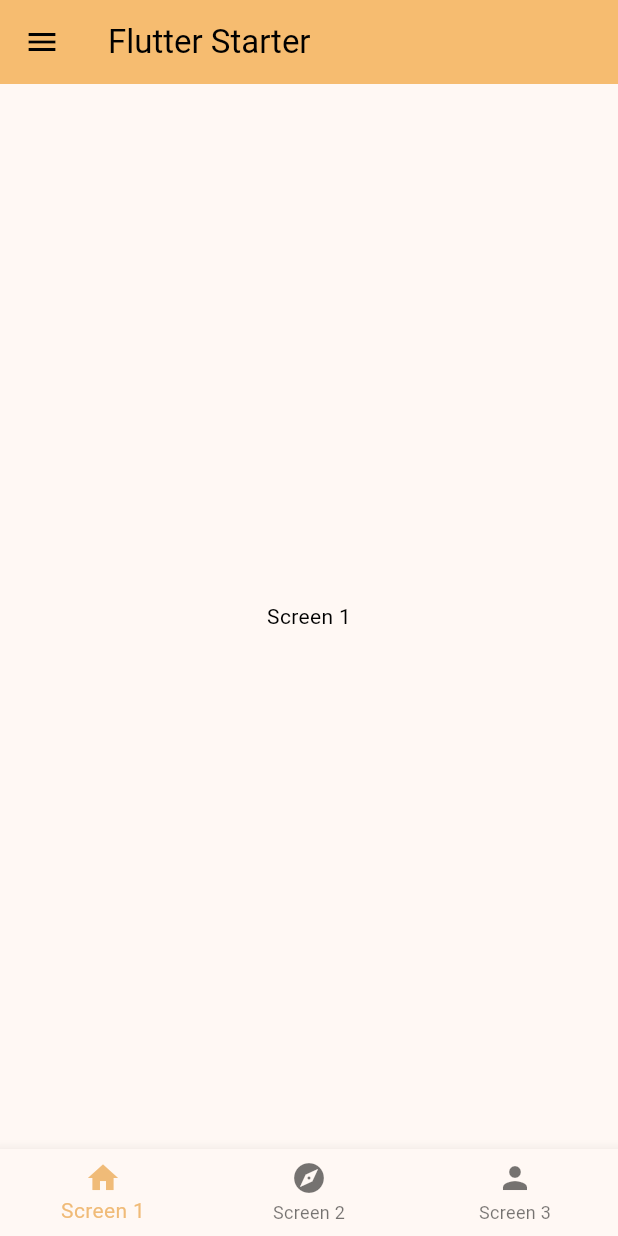
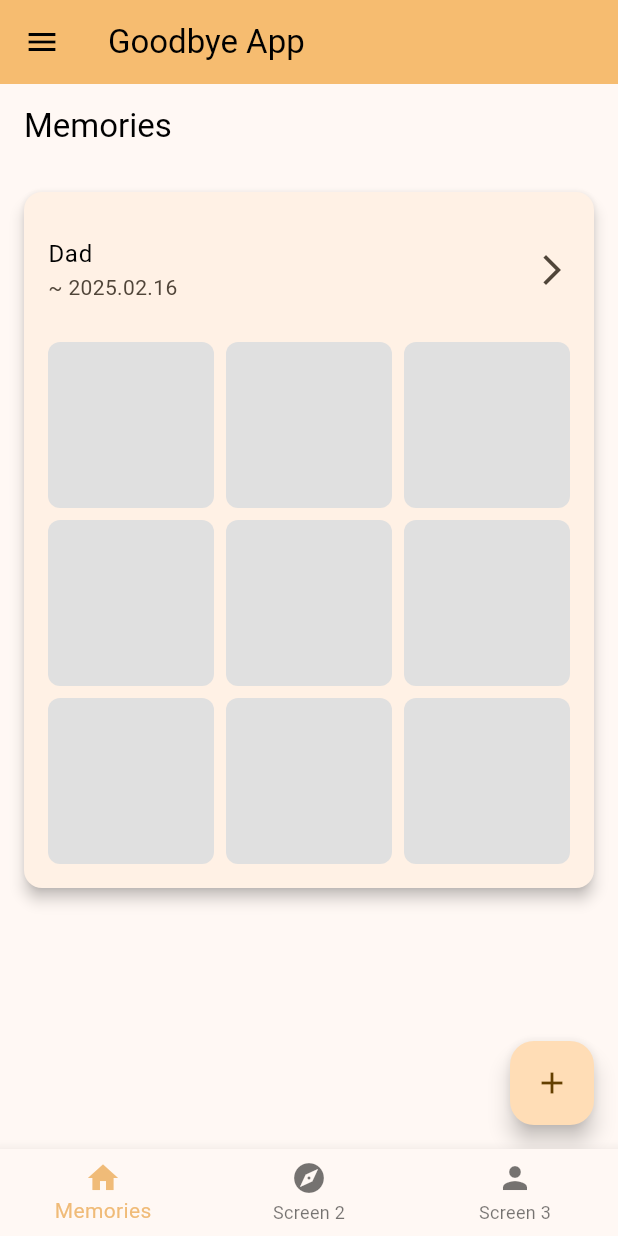
Before and after one commit to MontyCoder0701/goodbye-app, a Flutter app: the screen it shows after launch, on a phone screen of 412 x 824 dp. Run offline on Flutter 3.47's test engine with Material 3 defaults, Android fonts, the phone set to English and light mode, and no system bars; drawn by our look-alikes of upgrader; our stand-ins replace flutter_riverpod, go_router, shared_preferences.

Commit message:
fix: add first page for memories

```diff
--- a/lib/go_router.dart
+++ b/lib/go_router.dart
@@ -1,4 +1,4 @@
-import 'package:flutter_starter/screens/screen1.dart';
+import 'package:flutter_starter/screens/memories.dart';
 import 'package:flutter_starter/screens/screen2.dart';
 import 'package:flutter_starter/screens/screen3.dart';
 import 'package:go_router/go_router.dart';
@@ -6,15 +6,15 @@ import 'package:go_router/go_router.dart';
 import 'main_scaffold.dart';
 
 final goRouter = GoRouter(
-  initialLocation: '/screen1',
+  initialLocation: '/memories',
   routes: [
     ShellRoute(
       builder: (context, state, child) => MainScaffold(child: child),
       routes: [
         GoRoute(
-          path: '/screen1',
+          path: '/memories',
           pageBuilder: (context, state) =>
-              const NoTransitionPage(child: Screen1()),
+              const NoTransitionPage(child: MemoriesScreen()),
         ),
         GoRoute(
           path: '/screen2',
--- a/lib/main.dart
+++ b/lib/main.dart
@@ -26,7 +26,7 @@ class MyApp extends ConsumerWidget {
 
     return UpgradeAlert(
       child: MaterialApp.router(
-        title: 'Flutter Starter',
+        title: 'Goodbye App',
         locale: locale,
         themeMode: themeMode,
         theme: CustomTheme.light,
--- a/lib/main_drawer.dart
+++ b/lib/main_drawer.dart
@@ -36,10 +36,10 @@ class MainDrawer extends ConsumerWidget {
           ),
           ListTile(
             leading: const Icon(Icons.home),
-            title: const Text('Screen 1'),
+            title: const Text('Memories'),
             onTap: () {
               Navigator.pop(context);
-              context.go('/screen1');
+              context.go('/memories');
             },
           ),
           ListTile(
--- a/lib/main_scaffold.dart
+++ b/lib/main_scaffold.dart
@@ -7,7 +7,7 @@ class MainScaffold extends StatelessWidget {
 
   const MainScaffold({super.key, required this.child});
 
-  static const tabs = ['/screen1', '/screen2', '/screen3'];
+  static const tabs = ['/memories', '/screen2', '/screen3'];
 
   int _locationToTabIndex(String location) {
     final index = tabs.indexWhere((t) => location.startsWith(t));
@@ -22,7 +22,7 @@ class MainScaffold extends StatelessWidget {
     return Scaffold(
       drawer: MainDrawer(),
       appBar: AppBar(
-        title: const Text('Flutter Starter'),
+        title: const Text('Goodbye App'),
         backgroundColor: Theme.of(context).colorScheme.inversePrimary,
       ),
       body: child,
@@ -30,7 +30,7 @@ class MainScaffold extends StatelessWidget {
         currentIndex: selectedIndex,
         onTap: (index) => context.go(tabs[index]),
         items: const [
-          BottomNavigationBarItem(icon: Icon(Icons.home), label: 'Screen 1'),
+          BottomNavigationBarItem(icon: Icon(Icons.home), label: 'Memories'),
           BottomNavigationBarItem(icon: Icon(Icons.explore), label: 'Screen 2'),
           BottomNavigationBarItem(icon: Icon(Icons.person), label: 'Screen 3'),
         ],
--- /dev/null
+++ b/lib/screens/memories.dart
@@ -0,0 +1,73 @@
+import 'package:flutter/material.dart';
+
+class MemoriesScreen extends StatelessWidget {
+  const MemoriesScreen({super.key});
+
+  @override
+  Widget build(BuildContext context) {
+    return Scaffold(
+      appBar: AppBar(title: const Text('Memories')),
+      body: ListView.builder(
+        padding: const EdgeInsets.all(16),
+        itemCount: 1,
+        itemBuilder: (context, index) {
+          return InkWell(
+            onTap: () {},
+            borderRadius: BorderRadius.circular(12),
+            child: Card(
+              margin: const EdgeInsets.only(bottom: 16),
+              elevation: 4,
+              shape: RoundedRectangleBorder(
+                borderRadius: BorderRadius.circular(12),
+              ),
+              child: Padding(
+                padding: const EdgeInsets.all(16),
+                child: Column(
+                  crossAxisAlignment: CrossAxisAlignment.start,
+                  children: [
+                    ListTile(
+                      contentPadding: EdgeInsets.zero,
+                      title: const Text('Dad'),
+                      subtitle: const Text('~ 2025.02.16'),
+                      trailing: const Icon(Icons.arrow_forward_ios),
+                    ),
+                    const SizedBox(height: 12),
+                    GridView.builder(
+                      shrinkWrap: true,
+                      physics: const NeverScrollableScrollPhysics(),
+                      itemCount: 9,
+                      gridDelegate:
+                          const SliverGridDelegateWithFixedCrossAxisCount(
+                            crossAxisCount: 3,
+                            mainAxisSpacing: 8,
+                            crossAxisSpacing: 8,
+                            childAspectRatio: 1,
+                          ),
+                      itemBuilder: (context, i) {
+                        return Container(
+                          decoration: BoxDecoration(
+                            borderRadius: BorderRadius.circular(8),
+                            color: Colors.grey[300],
+                            // TODO: add image
+                            // image: DecorationImage(
+                            //   image: AssetImage('assets/sample_image.jpg'),
+                            //   fit: BoxFit.cover,
+                            // ),
+                          ),
+                        );
+                      },
+                    ),
+                  ],
+                ),
+              ),
+            ),
+          );
+        },
+      ),
+      floatingActionButton: FloatingActionButton(
+        child: Icon(Icons.add),
+        onPressed: () {},
+      ),
+    );
+  }
+}
--- a/lib/screens/screen1.dart
+++ /dev/null
@@ -1,10 +0,0 @@
-import 'package:flutter/material.dart';
-
-class Screen1 extends StatelessWidget {
-  const Screen1({super.key});
-
-  @override
-  Widget build(BuildContext context) {
-    return Center(child: Text('Screen 1'));
-  }
-}
```
